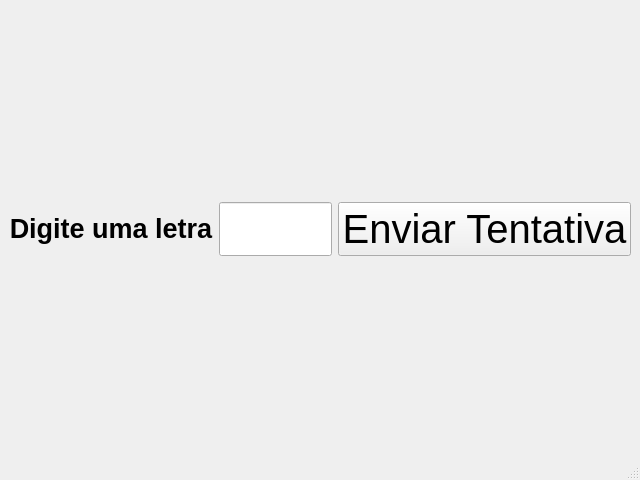
Qt form sessao_07/hangman/ui/window.ui (mariodac/curso-python-basico-ao-avancado) before a commit.
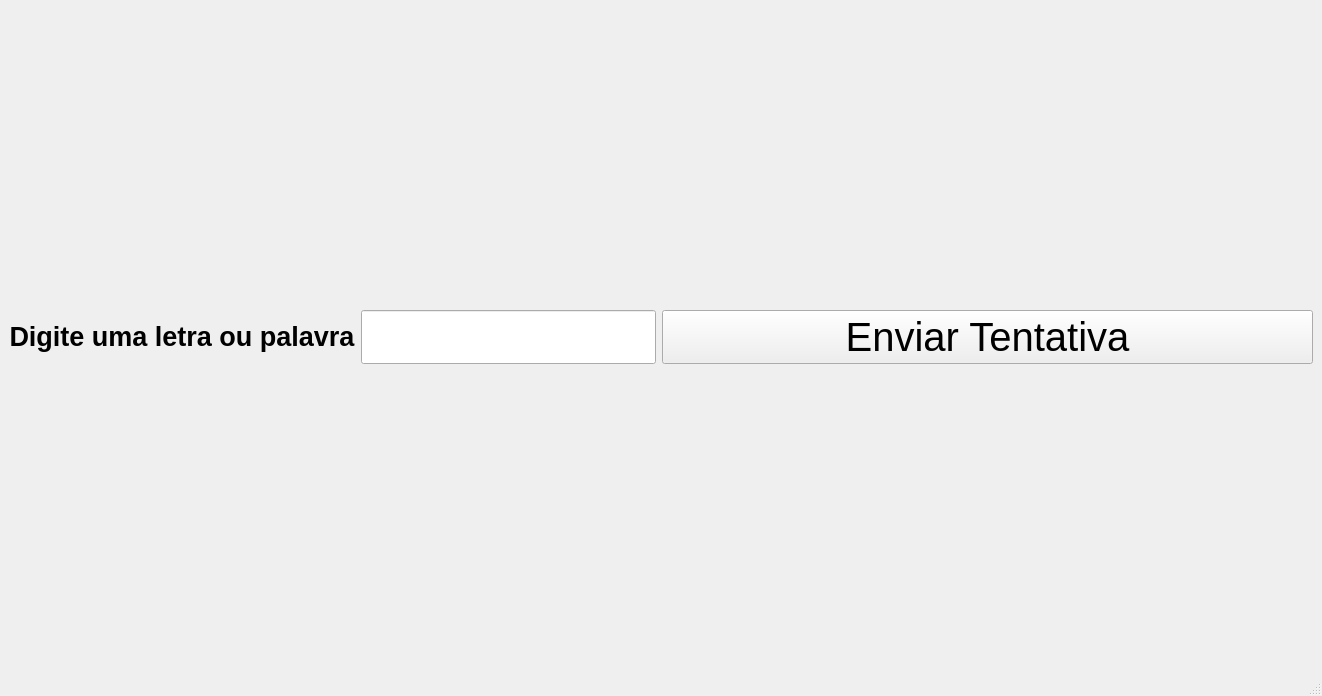
The same form after that commit.

Commit message:
Troca de qlineedit invisivel para visivel
Troca é feita de acordo com o palpite digitado

The edit to the form file:
```diff
--- a/sessao_07/hangman/ui/window.ui
+++ b/sessao_07/hangman/ui/window.ui
@@ -6,8 +6,8 @@
    <rect>
     <x>0</x>
     <y>0</y>
-    <width>640</width>
-    <height>480</height>
+    <width>1322</width>
+    <height>696</height>
    </rect>
   </property>
   <property name="sizePolicy">
@@ -88,7 +88,7 @@
        </font>
       </property>
       <property name="text">
-       <string>Digite uma letra</string>
+       <string>Digite uma letra ou palavra</string>
       </property>
       <property name="alignment">
        <set>Qt::AlignmentFlag::AlignCenter</set>
```
Left out of the diff: 3 changed lines with no effect on the pictures. The commit also changes 2 other files.
